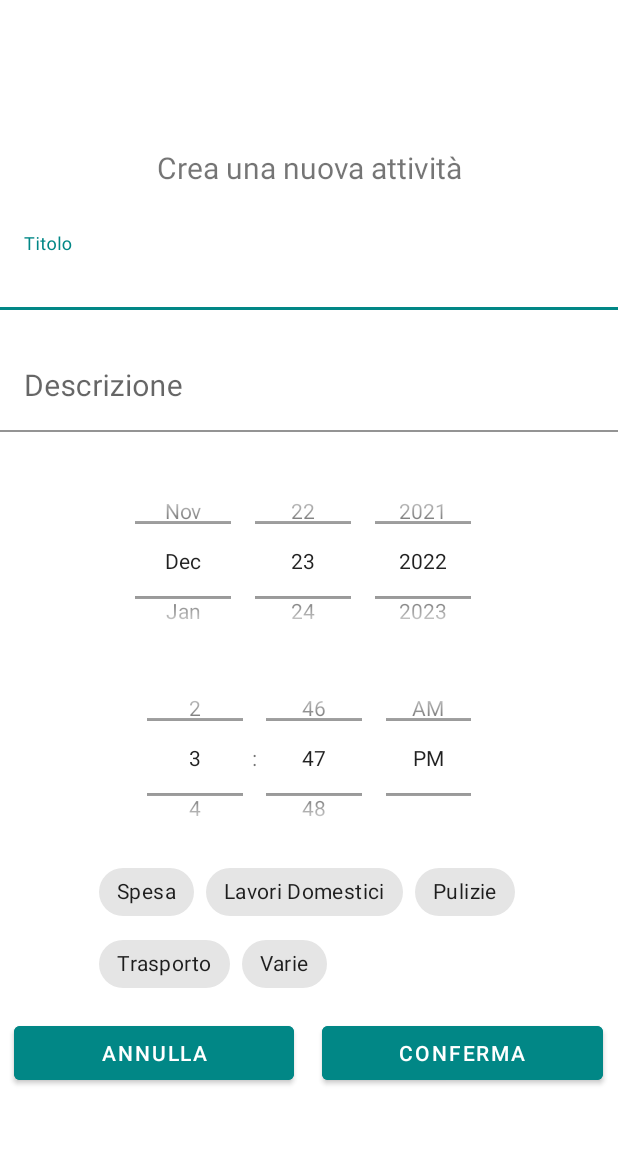
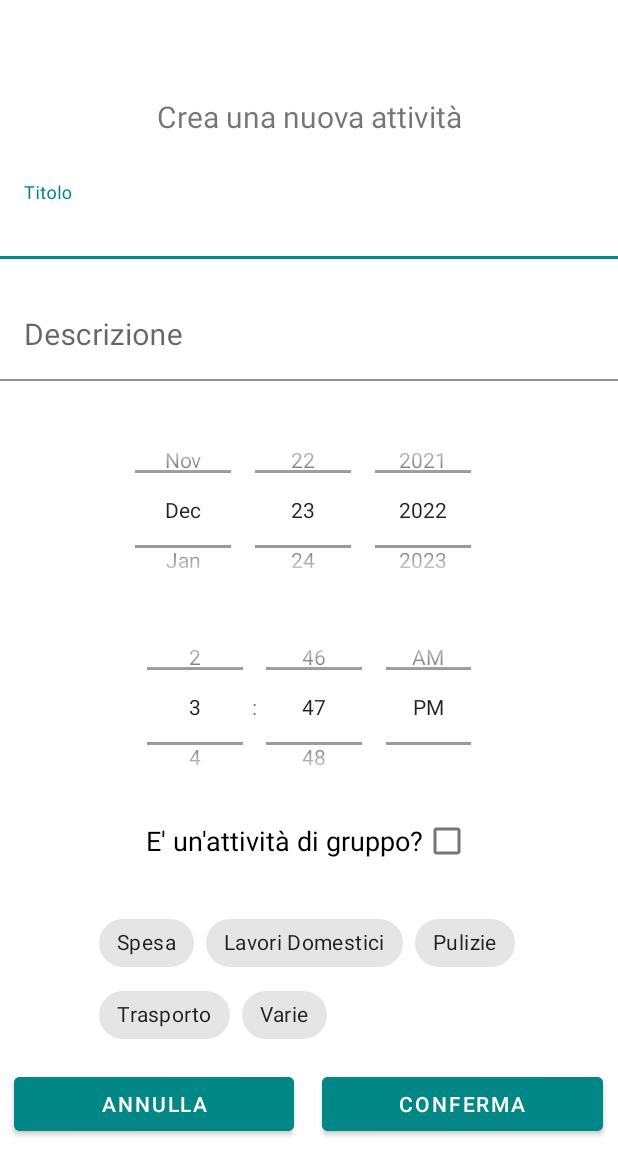
Before and after one commit to Martino-Pistellato/BeKind, an Android app built with Jetpack Compose: the layout add_proposal_popup.xml on its own in the app's theme, with its tools: preview values and no code run, on a phone screen of 412 x 824 dp. Shown: the top 1175 px of the screen. Run offline under Robolectric (Android 15) with nearby library versions, the phone set to English and light mode, and no system bars.

Commit message:
GroupProposal

```diff
--- a/app/src/main/res/drawable/list_element_roundcorner.xml
+++ b/app/src/main/res/drawable/list_element_roundcorner.xml
@@ -1,6 +1,5 @@
 <?xml version="1.0" encoding="utf-8"?>
 <shape xmlns:android="http://schemas.android.com/apk/res/android">
-    <solid android:color="#cbf2cb"/>
+    <solid android:color="#92fe9a"/>
     <corners android:radius="15dp" />
-
 </shape>
--- a/app/src/main/res/layout/add_proposal_popup.xml
+++ b/app/src/main/res/layout/add_proposal_popup.xml
@@ -88,11 +88,45 @@
                 android:timePickerMode="spinner" />
         </LinearLayout>
 
+        <CheckBox
+            android:id="@+id/group_checkbox"
+            android:layout_width="wrap_content"
+            android:layout_height="wrap_content"
+            android:layout_centerHorizontal="true"
+            android:text="E' un'attività di gruppo?"
+            android:textSize="18sp"
+            android:layoutDirection="rtl"
+            android:layout_below="@id/datehour_container">
+        </CheckBox>
+
+        <com.google.android.material.textfield.TextInputLayout
+            android:id="@+id/maxparticipants_container"
+            android:layout_width="match_parent"
+            android:layout_height="wrap_content"
+            android:layout_below="@id/group_checkbox"
+            app:boxBackgroundColor="@color/white"
+            app:hintTextColor="@color/teal_700"
+            app:boxStrokeColor="@color/teal_700">
+
+            <!-- https://stackoverflow.com/questions/4233626/allow-multi-line-in-edittext-view-in-android -->
+            <com.google.android.material.textfield.TextInputEditText
+                android:id="@+id/activity_maxparticipants"
+                android:layout_width="match_parent"
+                android:layout_height="wrap_content"
+                android:layout_centerHorizontal="true"
+                android:layout_marginBottom="20dp"
+                android:textCursorDrawable="@color/teal_200"
+                android:hint="Numero di partecipanti"
+                android:inputType="number"
+                android:textSize="20sp"
+                android:visibility="gone"/>
+        </com.google.android.material.textfield.TextInputLayout>
+
         <RelativeLayout
             android:id="@+id/chips_layout_popup"
             android:layout_width="280dp"
             android:layout_height="wrap_content"
-            android:layout_below="@id/datehour_container"
+            android:layout_below="@id/maxparticipants_container"
             android:layout_centerHorizontal="true">
 
             <com.google.android.material.chip.ChipGroup
```
Also changed, not shown: app/src/main/java/com/example/bekind_v2/DataLayer/ProposalRepository.java (+57 -22 lines), app/src/main/java/com/example/bekind_v2/UILayer/BottomBar.java (+40 -2 lines), app/src/main/java/com/example/bekind_v2/UILayer/BottomBarViewModel.java (+19 -2 lines), app/src/main/java/com/example/bekind_v2/UILayer/ui/home/HomeFragment.java (+6 -3 lines), app/src/main/java/com/example/bekind_v2/Utilities/GetProposals.java (+7 -1 lines), app/src/main/java/com/example/bekind_v2/Utilities/PostRecyclerViewAdapter.java (+16 -3 lines), app/src/main/java/com/example/bekind_v2/Utilities/ProposalRecyclerViewAdapter.java (+25 -9 lines), app/src/main/res/layout/list_element.xml (+32 -5 lines), app/src/main/res/layout/list_post_element.xml (+16 -1 lines).
